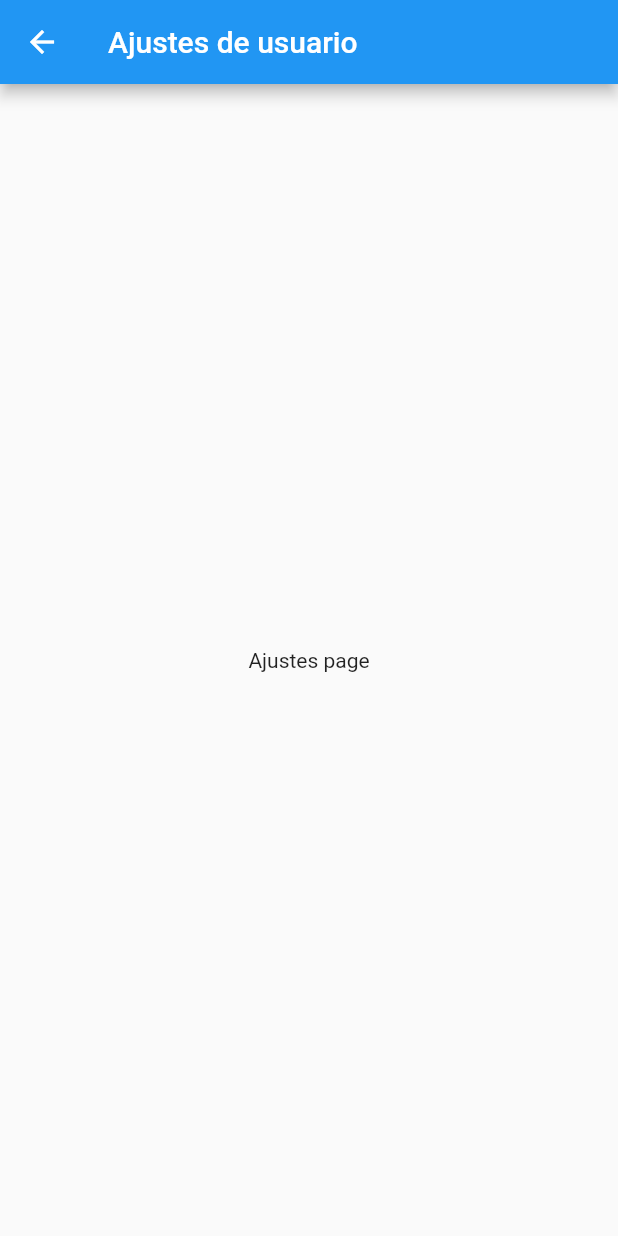
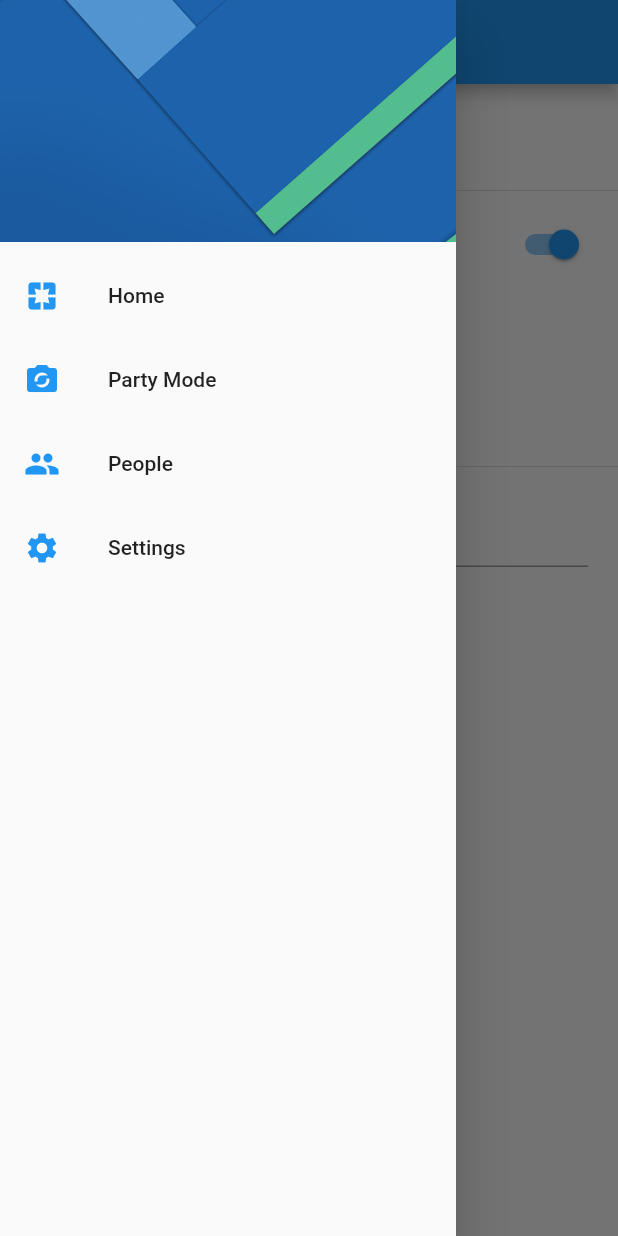
Before and after one commit to FKSAxell/preferencias_de_usuario, a Flutter app: the SettingsPage screen opened by its route, with the side drawer open (before the commit the screen has no drawer), on a phone screen of 412 x 824 dp. Run offline on Flutter 3.47's test engine with Material 2 defaults, Android fonts, the phone set to English and light mode, and no system bars; our stand-ins replace shared_preferences; accounts and stored records are empty.

Commit message:
Save Preferencias de Usuario (No Optimizado) | 187

```diff
--- a/lib/main.dart
+++ b/lib/main.dart
@@ -8,6 +8,7 @@ class MyApp extends StatelessWidget {
   @override
   Widget build(BuildContext context) {
     return MaterialApp(
+      debugShowCheckedModeBanner: false,
       title: 'Preferencias',
       initialRoute: HomePage.routeName,
       routes: {
--- a/lib/src/pages/settings.dart
+++ b/lib/src/pages/settings.dart
@@ -1,8 +1,48 @@
 import 'package:flutter/material.dart';
+import 'package:preferencias_usuario/src/widgets/menu_widget.dart';
+import 'package:shared_preferences/shared_preferences.dart';
 
-class SettingsPage extends StatelessWidget {
+class SettingsPage extends StatefulWidget {
 
   static final String routeName = 'settings';
+
+  @override
+  _SettingsPageState createState() => _SettingsPageState();
+}
+
+class _SettingsPageState extends State<SettingsPage> {
+
+  bool   _colorSecundario = true;
+  int    _genero          = 1;
+  String _nombre          = "Pedro";
+
+  TextEditingController _textController;
+
+  @override
+  void initState() {
+    super.initState();
+    cargarPref();
+    _textController = new TextEditingController(text: _nombre);
+
+  }
+
+  cargarPref() async {
+    SharedPreferences prefs = await SharedPreferences.getInstance();
+    _genero = prefs.getInt('genero');
+    setState(() {  });
+  }
+
+
+  _setSelectedRadio(int valor) async {
+
+    SharedPreferences prefs = await SharedPreferences.getInstance();
+
+    prefs.setInt('genero',valor);
+
+    _genero=valor;
+    setState(() {   });
+
+  }
 
   @override
   Widget build(BuildContext context) {
@@ -10,9 +50,48 @@ class SettingsPage extends StatelessWidget {
       appBar: AppBar(
         title: Text("Ajustes de usuario")
       ),
-      body: Center(
-        child: Text("Ajustes page"),
-    )
+      drawer: MenuWidget(),
+      body: ListView(
+        children: [
+          Container(
+            padding: EdgeInsets.all(5.0),
+            child: Text("Settings",style: TextStyle(fontSize: 45.0,fontWeight: FontWeight.bold)),
+          ),
+          Divider(),
+          SwitchListTile(
+            value: _colorSecundario,
+            title: Text("Color secundario"),
+            onChanged: (value){
+              _colorSecundario=value;
+              setState(() { });
+            }
+          ),
+          RadioListTile(
+            value: 1,
+            title: Text("Masculino"),
+            groupValue: _genero,
+            onChanged: _setSelectedRadio,
+          ),
+          RadioListTile(
+            value: 2,
+            title: Text("Femenino"),
+            groupValue: _genero,
+            onChanged: _setSelectedRadio,
+          ),
+          Divider(),
+          Container(
+            padding: EdgeInsets.symmetric(horizontal: 20.0),
+            child: TextField(
+              controller: _textController,
+              decoration: InputDecoration(
+                labelText: "Nombre",
+                helperText: "Nombre de la persona usando el telefono"
+              ),
+              onChanged: (value){},
+            ),
+          )
+        ],
+      )
     );
   }
 }
--- /dev/null
+++ b/lib/src/widgets/menu_widget.dart
@@ -0,0 +1,57 @@
+import 'package:flutter/material.dart';
+import 'package:preferencias_usuario/src/pages/home_page.dart';
+import 'package:preferencias_usuario/src/pages/settings.dart';
+
+class MenuWidget extends StatelessWidget {
+  @override
+  Widget build(BuildContext context) {
+    return Drawer(
+      child: ListView(
+        padding: EdgeInsets.zero,
+        children: [
+          DrawerHeader(
+            child: Container(),
+            decoration: BoxDecoration(
+
+              image: DecorationImage(image: AssetImage('assets/menu-img.jpg'),fit: BoxFit.cover )
+            ),
+          ),
+          ListTile(
+            leading: Icon(Icons.pages, color: Colors.blue, ),
+            title: Text("Home"),
+            onTap: ()=>Navigator.pushReplacementNamed(context, HomePage.routeName),
+          ),
+          ListTile(
+            leading: Icon(Icons.party_mode, color: Colors.blue, ),
+            title: Text("Party Mode"),
+            onTap: (){},
+          ),
+          ListTile(
+            leading: Icon(Icons.people, color: Colors.blue, ),
+            title: Text("People"),
+            onTap: (){},
+          ),
+          ListTile(
+            leading: Icon(Icons.settings, color: Colors.blue, ),
+            title: Text("Settings"),
+            onTap: (){
+              // Navigator.pop(context);
+              // Navigator.pushNamed(context, SettingsPage.routeName);
+              Navigator.pushReplacementNamed(context, SettingsPage.routeName); //ojo pagina de login
+            /*
+            ¡Hola Edgar!
+            Hay varias formas de prevenir el back button.
+            Por ejemplo: http://www.leutbounpaseuth.me/flutter/prevent-back-button/, https://stackoverflow.com/questions/50037710/flutter-move-to-a-new-screen-without-back o https://stackoverflow.com/questions/52689049/flutter-navigate-to-a-new-screen-and-clear-all-the-previous-screens.
+            Te recomendaría pruebes varios, para que encuentras la que se adapte más a tus necesidades.
+            Saludos.
+            */
+
+
+            },
+          )
+        ],
+
+      ),
+    );
+  }
+}
--- a/pubspec.yaml
+++ b/pubspec.yaml
@@ -28,6 +28,7 @@ dependencies:
   # The following adds the Cupertino Icons font to your application.
   # Use with the CupertinoIcons class for iOS style icons.
   cupertino_icons: ^1.0.2
+  shared_preferences: ^2.0.4
 
 dev_dependencies:
   flutter_test:
```
Also changed, not shown: lib/src/pages/home_page.dart (+6 -43 lines), pubspec.lock.
